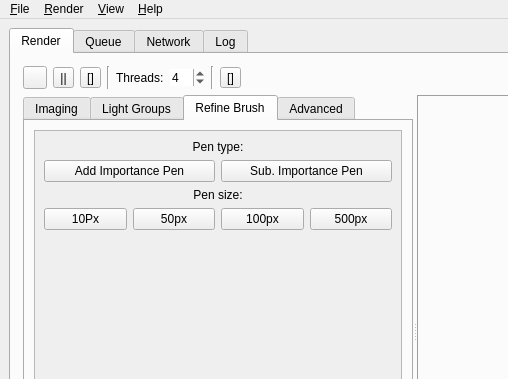
Qt form qtgui/luxrender.ui (sungsoo/luxrender-lux) before a commit; both pictures show x 0 to 508 and y 0 to 379 of the 840 by 611 pixel window.
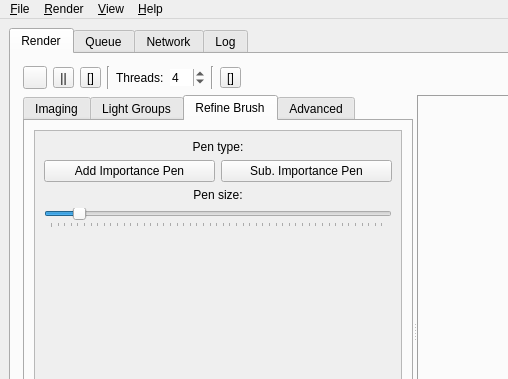
The same form after that commit. The open tabs and pages were chosen to show the change. Icons and pictures are not drawn.

Commit message:
Refine pen size is now controlled with a slider
branch : pmc_test

The edit to the form file:
```diff
--- a/qtgui/luxrender.ui
+++ b/qtgui/luxrender.ui
@@ -591,8 +591,8 @@
                  <rect>
                   <x>0</x>
                   <y>0</y>
-                  <width>372</width>
-                  <height>415</height>
+                  <width>100</width>
+                  <height>30</height>
                  </rect>
                 </property>
                 <layout class="QVBoxLayout" name="verticalLayout_3">
@@ -649,17 +649,23 @@
                  <rect>
                   <x>0</x>
                   <y>0</y>
-                  <width>376</width>
-                  <height>387</height>
+                  <width>364</width>
+                  <height>403</height>
                  </rect>
                 </property>
                 <layout class="QGridLayout" name="gridLayout_2">
-                 <item row="3" column="2">
-                  <widget class="QPushButton" name="button_us100px">
-                   <property name="text">
-                    <string>100px</string>
+                 <item row="4" column="0" colspan="4">
+                  <spacer name="verticalSpacer">
+                   <property name="orientation">
+                    <enum>Qt::Vertical</enum>
                    </property>
-                  </widget>
+                   <property name="sizeHint" stdset="0">
+                    <size>
+                     <width>20</width>
+                     <height>40</height>
+                    </size>
+                   </property>
+                  </spacer>
                  </item>
                  <item row="1" column="0" colspan="2">
                   <widget class="QPushButton" name="button_usAddPenButton">
@@ -671,27 +677,6 @@
                    </property>
                   </widget>
                  </item>
-                 <item row="3" column="1">
-                  <widget class="QPushButton" name="button_us50px">
-                   <property name="text">
-                    <string>50px</string>
-                   </property>
-                  </widget>
-                 </item>
-                 <item row="3" column="0">
-                  <widget class="QPushButton" name="button_us10px">
-                   <property name="text">
-                    <string>10Px</string>
-                   </property>
-                  </widget>
-                 </item>
-                 <item row="3" column="3">
-                  <widget class="QPushButton" name="button_us500px">
-                   <property name="text">
-                    <string>500px</string>
-                   </property>
-                  </widget>
-                 </item>
                  <item row="1" column="2" colspan="2">
                   <widget class="QPushButton" name="button_usSubPenButton">
                    <property name="toolTip">
@@ -712,7 +697,7 @@
                    </property>
                   </widget>
                  </item>
-                 <item row="6" column="0" colspan="2">
+                 <item row="5" column="0" colspan="2">
                   <widget class="QPushButton" name="button_usResetButton">
                    <property name="toolTip">
                     <string>&lt;html&gt;&lt;head/&gt;&lt;body&gt;&lt;p&gt;Reset the sampling map&lt;/p&gt;&lt;/body&gt;&lt;/html&gt;</string>
@@ -722,7 +707,7 @@
                    </property>
                   </widget>
                  </item>
-                 <item row="7" column="0" colspan="4">
+                 <item row="6" column="0" colspan="4">
                   <widget class="QPushButton" name="button_usApplyButton">
                    <property name="toolTip">
                     <string>&lt;html&gt;&lt;head/&gt;&lt;body&gt;&lt;p&gt;Apply changes&lt;/p&gt;&lt;/body&gt;&lt;/html&gt;</string>
@@ -732,20 +717,7 @@
                    </property>
                   </widget>
                  </item>
-                 <item row="5" column="0" colspan="4">
-                  <spacer name="verticalSpacer">
-                   <property name="orientation">
-                    <enum>Qt::Vertical</enum>
-                   </property>
-                   <property name="sizeHint" stdset="0">
-                    <size>
-                     <width>20</width>
-                     <height>40</height>
-                    </size>
-                   </property>
-                  </spacer>
-                 </item>
-                 <item row="6" column="2" colspan="2">
+                 <item row="5" column="2" colspan="2">
                   <widget class="QPushButton" name="button_usUndoButton">
                    <property name="toolTip">
                     <string>&lt;html&gt;&lt;head/&gt;&lt;body&gt;&lt;p&gt;Back to the last applied map&lt;/p&gt;&lt;/body&gt;&lt;/html&gt;</string>
@@ -765,6 +737,34 @@
                    </property>
                   </widget>
                  </item>
+                 <item row="3" column="0" colspan="4">
+                  <widget class="QSlider" name="slider_usPenSize">
+                   <property name="minimum">
+                    <number>8</number>
+                   </property>
+                   <property name="maximum">
+                    <number>512</number>
+                   </property>
+                   <property name="value">
+                    <number>50</number>
+                   </property>
+                   <property name="orientation">
+                    <enum>Qt::Horizontal</enum>
+                   </property>
+                   <property name="invertedAppearance">
+                    <bool>false</bool>
+                   </property>
+                   <property name="invertedControls">
+                    <bool>false</bool>
+                   </property>
+                   <property name="tickPosition">
+                    <enum>QSlider::TicksBelow</enum>
+                   </property>
+                   <property name="tickInterval">
+                    <number>10</number>
+                   </property>
+                  </widget>
+                 </item>
                 </layout>
                </widget>
               </widget>
@@ -814,8 +814,8 @@
                  <rect>
                   <x>0</x>
                   <y>0</y>
-                  <width>372</width>
-                  <height>415</height>
+                  <width>100</width>
+                  <height>30</height>
                  </rect>
                 </property>
                 <property name="sizePolicy">
```
The commit also changes 2 other files.
